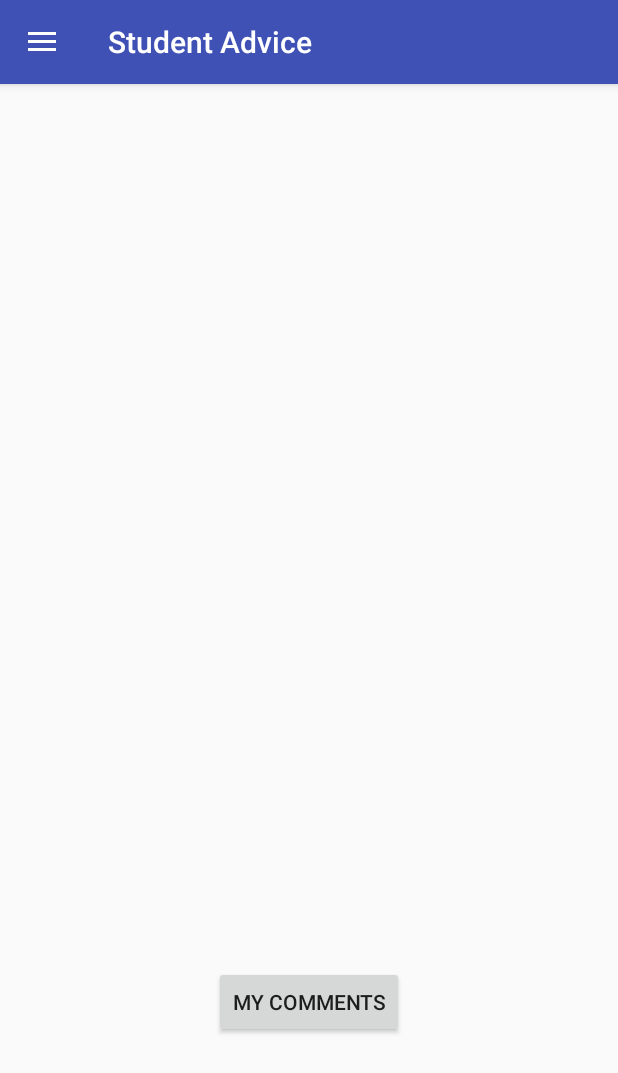
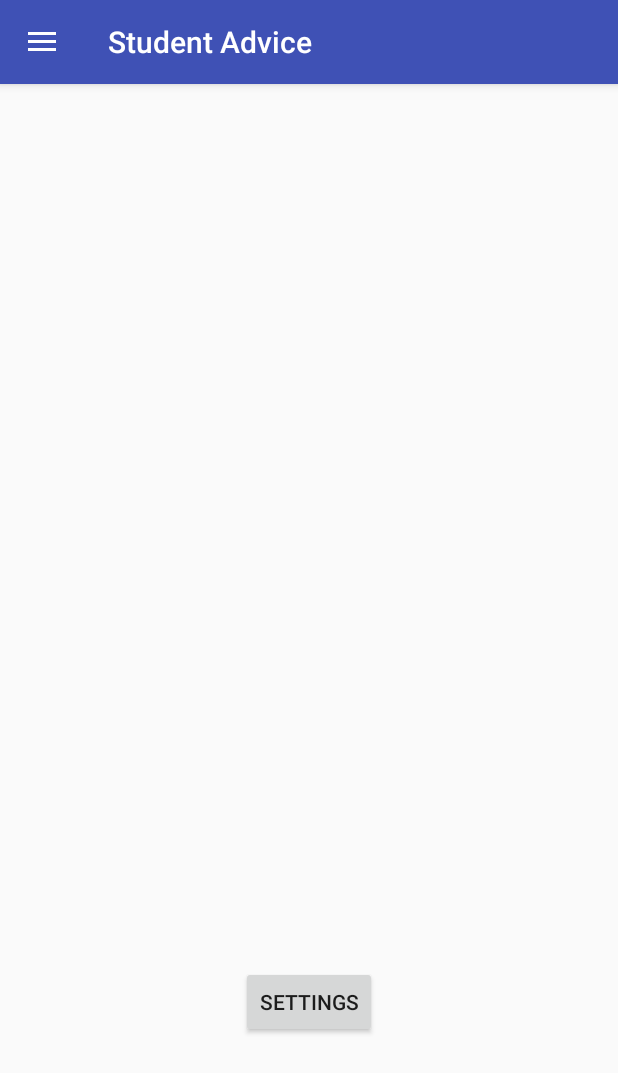
Before and after one commit to PadraigPowell/StudentAdvice, an Android app: the screen it shows after launch once a user with an empty profile is signed in (MainActivity), in the side drawer, after a tap on "Settings", on a phone screen of 412 x 824 dp. Shown: the top 1073 px of the screen. Run offline under Robolectric (Android 15) with nearby library versions, the light colour scheme and no system bars; our stand-ins replace Firebase (no records; nobody signed in at launch, a user with empty details on screens opened directly); libraries missing offline, so code that uses them is left out: com.facebook, com.facebook.login, com.firebase.client; 12 statements that could not run were skipped.

Commit message:
apperance changes to navigation side bar

```diff
--- a/app/src/main/java/project/year/afinal/studentadvice/MainActivity.java
+++ b/app/src/main/java/project/year/afinal/studentadvice/MainActivity.java
@@ -228,21 +228,21 @@ public class MainActivity extends AppCompatActivity
             fragmentTransaction.commit();
 
         } else if (id == R.id.nav_view_activity) {
-            MyComments fragment = new MyComments();
+            myactivity fragment = new myactivity();
             FragmentTransaction fragmentTransaction =
                     getSupportFragmentManager().beginTransaction();
             fragmentTransaction.replace(R.id.fragment_container, fragment);
             fragmentTransaction.commit();
 
         } else if (id == R.id.nav_settings) {
-            MyComments fragment = new MyComments();
+            settings fragment = new settings();
             FragmentTransaction fragmentTransaction =
                     getSupportFragmentManager().beginTransaction();
             fragmentTransaction.replace(R.id.fragment_container, fragment);
             fragmentTransaction.commit();
 
         } else if (id == R.id.nav_profile) {
-            MyComments fragment = new MyComments();
+            profile fragment = new profile();
             FragmentTransaction fragmentTransaction =
                     getSupportFragmentManager().beginTransaction();
             fragmentTransaction.replace(R.id.fragment_container, fragment);
--- a/app/src/main/res/layout/fragment_myactivity.xml
+++ b/app/src/main/res/layout/fragment_myactivity.xml
@@ -8,6 +8,6 @@
     <TextView
         android:layout_width="match_parent"
         android:layout_height="match_parent"
-        android:text="@string/hello_blank_fragment" />
+        android:text="myactivity" />
 
 </FrameLayout>
--- a/app/src/main/res/layout/fragment_profile.xml
+++ b/app/src/main/res/layout/fragment_profile.xml
@@ -8,6 +8,6 @@
     <TextView
         android:layout_width="match_parent"
         android:layout_height="match_parent"
-        android:text="@string/hello_blank_fragment" />
+        android:text="profile" />
 
 </FrameLayout>
--- a/app/src/main/res/layout/fragment_settings.xml
+++ b/app/src/main/res/layout/fragment_settings.xml
@@ -1,13 +1,17 @@
-<FrameLayout xmlns:android="http://schemas.android.com/apk/res/android"
-    xmlns:tools="http://schemas.android.com/tools"
-    android:layout_width="match_parent"
-    android:layout_height="match_parent"
-    tools:context="project.year.afinal.studentadvice.settings">
+<RelativeLayout xmlns:android="http://schemas.android.com/apk/res/android"
+xmlns:tools="http://schemas.android.com/tools"
+android:layout_width="match_parent"
+android:layout_height="match_parent"
+tools:context="project.year.afinal.studentadvice.settings">
 
-    <!-- TODO: Update blank fragment layout -->
-    <TextView
-        android:layout_width="match_parent"
-        android:layout_height="match_parent"
-        android:text="@string/hello_blank_fragment" />
+<!-- TODO: Update blank fragment layout -->
 
-</FrameLayout>
+<Button
+    android:text="settings"
+    android:layout_width="wrap_content"
+    android:layout_height="wrap_content"
+    android:id="@+id/buttonSettings"
+    android:layout_marginBottom="132dp"
+    android:layout_alignParentBottom="true"
+    android:layout_centerHorizontal="true" />
+</RelativeLayout>
--- a/app/src/main/res/menu/activity_main_drawer.xml
+++ b/app/src/main/res/menu/activity_main_drawer.xml
@@ -18,18 +18,18 @@
             android:id="@+id/nav_view_activity"
             android:icon="@drawable/ic_view_activity"
             android:title="My Activity" />
+        <item
+            android:id="@+id/nav_settings"
+            android:icon="@drawable/ic_settings"
+            android:title="Settings" />
+        <item
+            android:id="@+id/nav_profile"
+            android:icon="@drawable/ic_account"
+            android:title="Profile" />
     </group>
 
-    <item android:title="Account">
+    <item android:title="Logout">
         <menu>
-            <item
-                android:id="@+id/nav_settings"
-                android:icon="@drawable/ic_settings"
-                android:title="Settings" />
-            <item
-                android:id="@+id/nav_profile"
-                android:icon="@drawable/ic_account"
-                android:title="Profile" />
             <item
                 android:id="@+id/nav_logout"
                 android:icon="@drawable/ic_exit"
```
Also changed, not shown: app/src/main/java/project/year/afinal/studentadvice/settings.java (+0 -81 lines).
